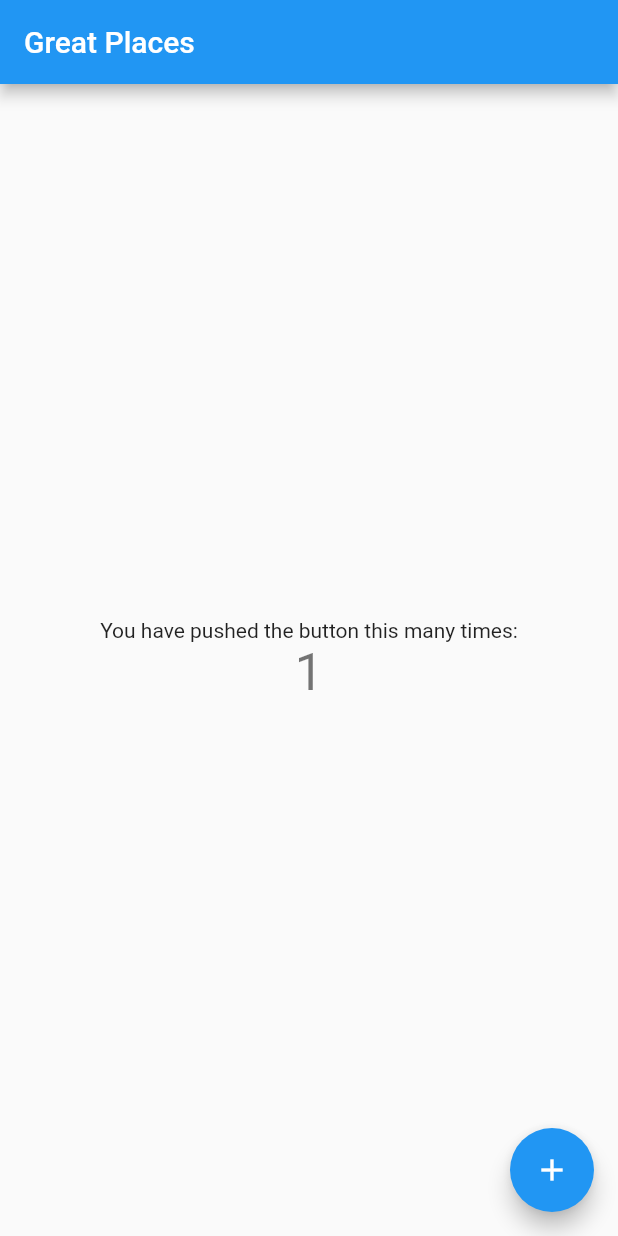
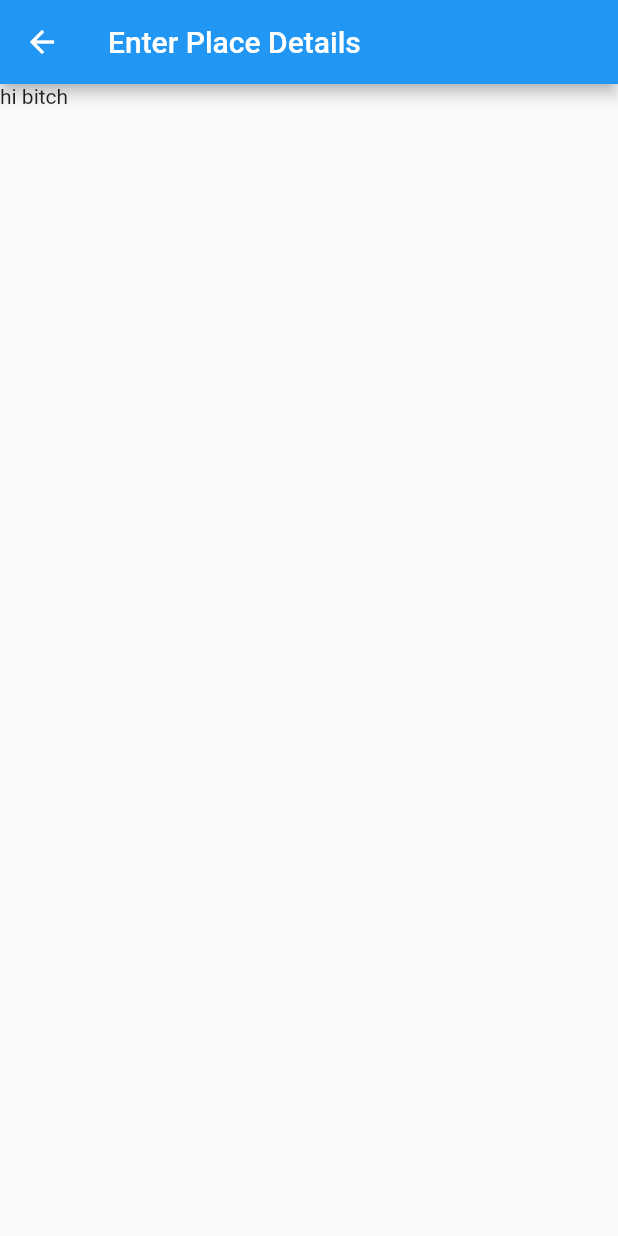
Before and after one commit to akram-mohammad/greatplaces, a Flutter app: the screen it shows after launch, after a tap on the "add" icon, on a phone screen of 412 x 824 dp. Run offline on Flutter 3.47's test engine with Material 2 defaults, Android fonts, the phone set to English and light mode, and no system bars.

Commit message:
Working Environment Setupped

```diff
--- a/lib/main.dart
+++ b/lib/main.dart
@@ -1,4 +1,5 @@
 import 'package:flutter/material.dart';
+import 'package:great_places/screens/great_places_screen.dart';
 
 void main() {
   runApp(MyApp());
@@ -27,39 +28,10 @@ class MyHomePage extends StatefulWidget {
 }
 
 class _MyHomePageState extends State<MyHomePage> {
-  int _counter = 0;
-
-  void _incrementCounter() {
-    setState(() {
-      _counter++;
-    });
-  }
-
   @override
   Widget build(BuildContext context) {
     return Scaffold(
-      appBar: AppBar(
-        title: Text(widget.title),
-      ),
-      body: Center(
-        child: Column(
-          mainAxisAlignment: MainAxisAlignment.center,
-          children: <Widget>[
-            Text(
-              'You have pushed the button this many times:',
-            ),
-            Text(
-              '$_counter',
-              style: Theme.of(context).textTheme.headline4,
-            ),
-          ],
-        ),
-      ),
-      floatingActionButton: FloatingActionButton(
-        onPressed: _incrementCounter,
-        tooltip: 'Increment',
-        child: Icon(Icons.add),
-      ),
+      body: GreatPlacesScreen(),
     );
   }
 }
--- a/lib/screens/add_new_place.dart
+++ b/lib/screens/add_new_place.dart
@@ -0,0 +1,15 @@
+import 'package:flutter/material.dart';
+
+class AddNewPlace extends StatelessWidget {
+  @override
+  Widget build(BuildContext context) {
+    return Scaffold(
+      appBar: AppBar(
+        title: Text('Enter Place Details'),
+      ),
+      body: Container(
+        child: Text('hi bitch'),
+      ),
+    );
+  }
+}
--- a/lib/screens/great_places_screen.dart
+++ b/lib/screens/great_places_screen.dart
@@ -0,0 +1,24 @@
+import 'package:flutter/material.dart';
+import 'package:great_places/screens/add_new_place.dart';
+import 'package:great_places/widgets/places_list.dart';
+
+class GreatPlacesScreen extends StatelessWidget {
+  @override
+  Widget build(BuildContext context) {
+    return Scaffold(
+      appBar: AppBar(
+        title: Text('Great Places'),
+        actions: [
+          IconButton(
+            icon: Icon(Icons.add),
+            onPressed: () {
+              Navigator.push(
+                  context, MaterialPageRoute(builder: (ctx) => AddNewPlace()));
+            },
+          )
+        ],
+      ),
+      body: PlacesList(),
+    );
+  }
+}
--- a/lib/screens/place_details_screen.dart
+++ b/lib/screens/place_details_screen.dart
@@ -0,0 +1,15 @@
+import 'package:flutter/material.dart';
+
+class PlaceDetailsScreen extends StatelessWidget {
+  @override
+  Widget build(BuildContext context) {
+    return Scaffold(
+      appBar: AppBar(
+        title: Text('Place Details'),
+      ),
+      body: Container(
+        child: Text('hi moron'),
+      ),
+    );
+  }
+}
--- a/lib/widgets/place_tile.dart
+++ b/lib/widgets/place_tile.dart
@@ -0,0 +1,22 @@
+import 'package:flutter/material.dart';
+import 'package:great_places/screens/place_details_screen.dart';
+
+class PlaceListTile extends StatelessWidget {
+  @override
+  Widget build(BuildContext context) {
+    return ListTile(
+      onTap: () {
+        Navigator.push(
+            context, MaterialPageRoute(builder: (ctx) => PlaceDetailsScreen()));
+      },
+      leading: CircleAvatar(
+        backgroundImage: AssetImage(
+          'assets/images/TestImg.jpg',
+        ),
+        radius: 22.0,
+      ),
+      title: Text('Hello World'),
+      subtitle: Text('This is the Address'),
+    );
+  }
+}
--- a/lib/widgets/places_list.dart
+++ b/lib/widgets/places_list.dart
@@ -0,0 +1,13 @@
+import 'package:flutter/material.dart';
+import 'package:great_places/widgets/place_tile.dart';
+
+class PlacesList extends StatelessWidget {
+  @override
+  Widget build(BuildContext context) {
+    return ListView.builder(
+        itemCount: 3,
+        itemBuilder: (ctx, index) {
+          return PlaceListTile();
+        });
+  }
+}
--- a/pubspec.yaml
+++ b/pubspec.yaml
@@ -45,9 +45,8 @@ flutter:
   uses-material-design: true
 
   # To add assets to your application, add an assets section, like this:
-  # assets:
-  #   - images/a_dot_burr.jpeg
-  #   - images/a_dot_ham.jpeg
+  assets:
+    - assets/images/
 
   # An image asset can refer to one or more resolution-specific "variants", see
   # https://flutter.dev/assets-and-images/#resolution-aware.
```
Also changed, not shown: assets/images/TestImg.jpg (added).
